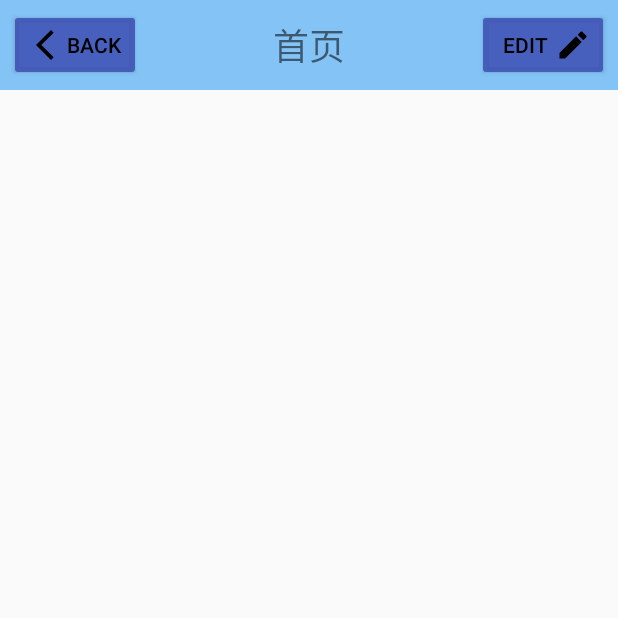
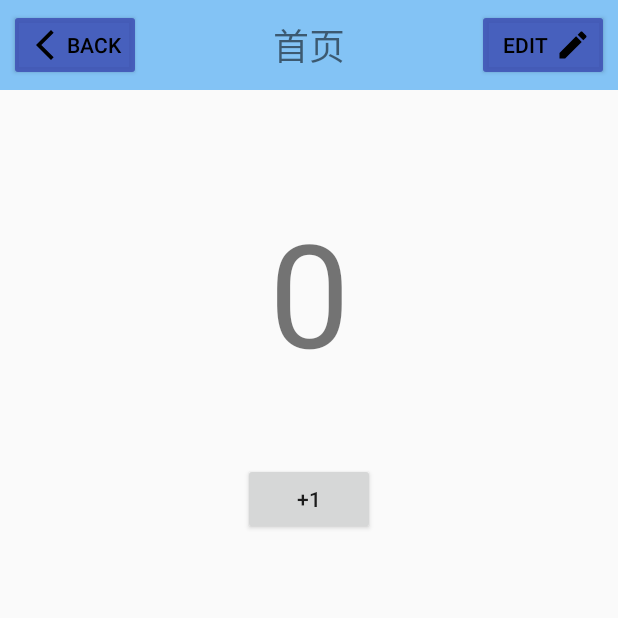
Before and after one commit to tanwang778/CustomControl, an Android app: the screen it shows after launch (MainActivity), on a phone screen of 412 x 824 dp, the top half of it. Run offline under Robolectric (Android 15) with nearby library versions, the phone set to English and light mode, and no system bars.

Commit message:
完成了+1功能的布局

```diff
--- a/app/src/main/res/layout/activity_main.xml
+++ b/app/src/main/res/layout/activity_main.xml
@@ -1,5 +1,5 @@
 <?xml version="1.0" encoding="utf-8"?>
-<LinearLayout xmlns:android="http://schemas.android.com/apk/res/android"
+<androidx.constraintlayout.widget.ConstraintLayout xmlns:android="http://schemas.android.com/apk/res/android"
     xmlns:app="http://schemas.android.com/apk/res-auto"
     xmlns:tools="http://schemas.android.com/tools"
     android:layout_width="match_parent"
@@ -9,5 +9,31 @@
     <com.example.customcontrol.TitleLayout
         android:id="@+id/titleLayout"
         android:layout_width="match_parent"
-        android:layout_height="wrap_content" />
-</LinearLayout>
+        android:layout_height="wrap_content"
+        app:layout_constraintEnd_toEndOf="parent"
+        app:layout_constraintStart_toStartOf="parent"
+        app:layout_constraintTop_toTopOf="parent" />
+
+    <TextView
+        android:id="@+id/mainTextNum"
+        android:layout_width="wrap_content"
+        android:layout_height="wrap_content"
+        android:layout_marginTop="70dp"
+        android:layout_weight="1"
+        android:text="0"
+        android:textSize="96sp"
+        app:layout_constraintEnd_toEndOf="parent"
+        app:layout_constraintStart_toStartOf="parent"
+        app:layout_constraintTop_toBottomOf="@+id/titleLayout" />
+
+    <Button
+        android:id="@+id/mainBtnAdd"
+        android:layout_width="wrap_content"
+        android:layout_height="wrap_content"
+        android:layout_marginTop="50dp"
+        android:layout_weight="1"
+        android:text="+1"
+        app:layout_constraintEnd_toEndOf="parent"
+        app:layout_constraintStart_toStartOf="parent"
+        app:layout_constraintTop_toBottomOf="@+id/mainTextNum" />
+</androidx.constraintlayout.widget.ConstraintLayout>
```
